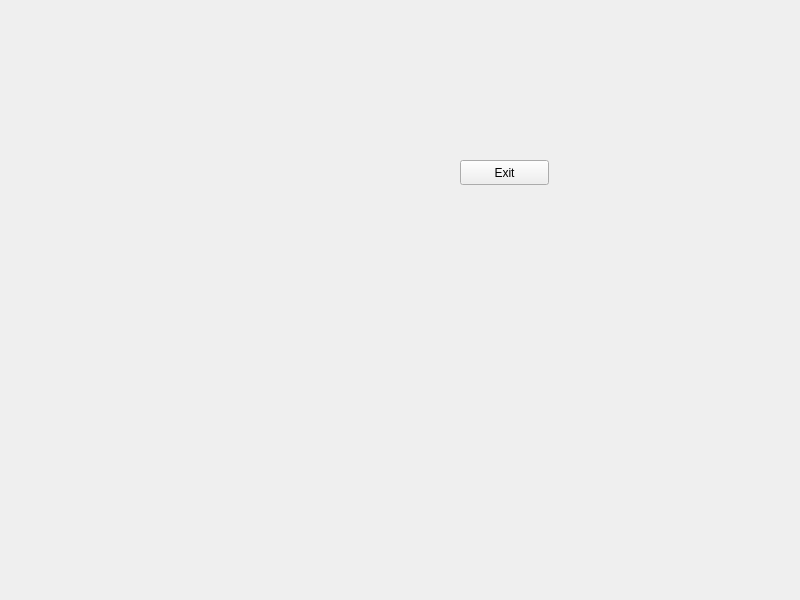
Qt form widget.ui (luotianqi777/AddressBook) before a commit.
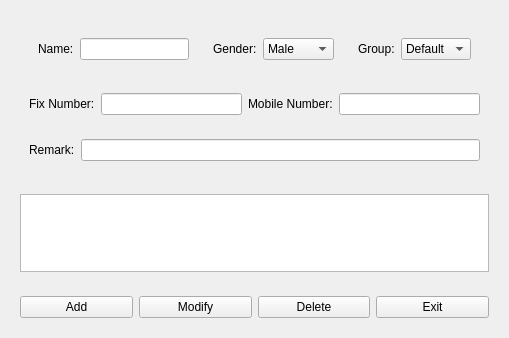
The same form after that commit.

Commit message: UI设计完成

Patch:
```diff
--- a/widget.ui
+++ b/widget.ui
@@ -6,26 +6,183 @@
    <rect>
     <x>0</x>
     <y>0</y>
-    <width>800</width>
-    <height>600</height>
+    <width>509</width>
+    <height>338</height>
    </rect>
   </property>
   <property name="windowTitle">
    <string>Widget</string>
   </property>
-  <widget class="QPushButton" name="pushButtonExit">
-   <property name="geometry">
-    <rect>
-     <x>460</x>
-     <y>160</y>
-     <width>89</width>
-     <height>25</height>
-    </rect>
-   </property>
-   <property name="text">
-    <string>Exit</string>
-   </property>
-  </widget>
+  <layout class="QVBoxLayout" name="verticalLayout_2">
+   <item>
+    <widget class="QWidget" name="widget" native="true">
+     <layout class="QVBoxLayout" name="verticalLayout">
+      <item>
+       <widget class="QWidget" name="widget_3" native="true">
+        <layout class="QHBoxLayout" name="horizontalLayout_6">
+         <item>
+          <widget class="QWidget" name="widget_6" native="true">
+           <layout class="QHBoxLayout" name="horizontalLayout_2">
+            <item>
+             <widget class="QLabel" name="label">
+              <property name="text">
+               <string>Name:</string>
+              </property>
+             </widget>
+            </item>
+            <item>
+             <widget class="QLineEdit" name="lineEditName"/>
+            </item>
+           </layout>
+          </widget>
+         </item>
+         <item>
+          <widget class="QWidget" name="widget_8" native="true">
+           <layout class="QHBoxLayout" name="horizontalLayout_5">
+            <item>
+             <widget class="QLabel" name="label_5">
+              <property name="text">
+               <string>Gender:</string>
+              </property>
+             </widget>
+            </item>
+            <item>
+             <widget class="QComboBox" name="comboBoxGender">
+              <item>
+               <property name="text">
+                <string>Male</string>
+               </property>
+              </item>
+              <item>
+               <property name="text">
+                <string>Female</string>
+               </property>
+              </item>
+             </widget>
+            </item>
+           </layout>
+          </widget>
+         </item>
+         <item>
+          <widget class="QWidget" name="widget_7" native="true">
+           <layout class="QHBoxLayout" name="horizontalLayout_4">
+            <item>
+             <widget class="QLabel" name="label_6">
+              <property name="text">
+               <string>Group:</string>
+              </property>
+             </widget>
+            </item>
+            <item>
+             <widget class="QComboBox" name="comboBoxGroup">
+              <item>
+               <property name="text">
+                <string>Default</string>
+               </property>
+              </item>
+             </widget>
+            </item>
+           </layout>
+          </widget>
+         </item>
+        </layout>
+       </widget>
+      </item>
+      <item>
+       <widget class="QWidget" name="widget_4" native="true">
+        <layout class="QHBoxLayout" name="horizontalLayout">
+         <item>
+          <widget class="QLabel" name="label_3">
+           <property name="text">
+            <string>Fix Number:</string>
+           </property>
+          </widget>
+         </item>
+         <item>
+          <widget class="QLineEdit" name="lineEditFixNumber"/>
+         </item>
+         <item>
+          <widget class="QLabel" name="labelMobileNumber">
+           <property name="text">
+            <string>Mobile Number:</string>
+           </property>
+          </widget>
+         </item>
+         <item>
+          <widget class="QLineEdit" name="lineEdit_4"/>
+         </item>
+        </layout>
+       </widget>
+      </item>
+      <item>
+       <widget class="QWidget" name="widget_5" native="true">
+        <layout class="QHBoxLayout" name="horizontalLayout_3">
+         <item>
+          <widget class="QLabel" name="label_2">
+           <property name="text">
+            <string>Remark:</string>
+           </property>
+          </widget>
+         </item>
+         <item>
+          <widget class="QLineEdit" name="lineEditRemark"/>
+         </item>
+        </layout>
+       </widget>
+      </item>
+     </layout>
+    </widget>
+   </item>
+   <item>
+    <widget class="QWidget" name="widget_2" native="true">
+     <layout class="QHBoxLayout" name="horizontalLayout_7">
+      <item>
+       <widget class="QTextEdit" name="textEdit"/>
+      </item>
+     </layout>
+    </widget>
+   </item>
+   <item>
+    <widget class="QWidget" name="widget_9" native="true">
+     <layout class="QHBoxLayout" name="horizontalLayout_8">
+      <item>
+       <widget class="QPushButton" name="pushButtonAdd">
+        <property name="text">
+         <string>Add</string>
+        </property>
+       </widget>
+      </item>
+      <item>
+       <widget class="QPushButton" name="pushButtonModify">
+        <property name="text">
+         <string>Modify</string>
+        </property>
+       </widget>
+      </item>
+      <item>
+       <widget class="QPushButton" name="pushButtonDelete">
+        <property name="text">
+         <string>Delete</string>
+        </property>
+       </widget>
+      </item>
+      <item>
+       <widget class="QPushButton" name="pushButtonExit">
+        <property name="sizePolicy">
+         <sizepolicy hsizetype="Minimum" vsizetype="Preferred">
+          <horstretch>0</horstretch>
+          <verstretch>0</verstretch>
+         </sizepolicy>
+        </property>
+        <property name="text">
+         <string>Exit</string>
+        </property>
+       </widget>
+      </item>
+     </layout>
+    </widget>
+   </item>
+  </layout>
  </widget>
  <resources/>
  <connections/>
```
